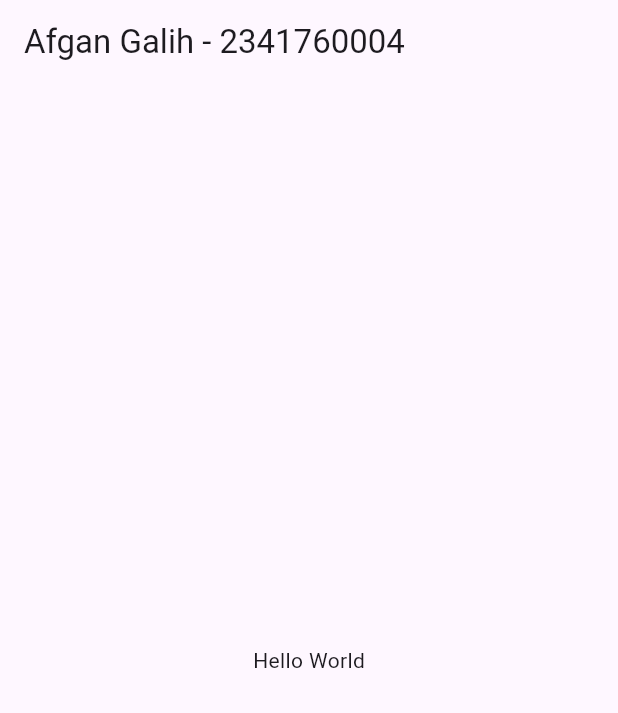
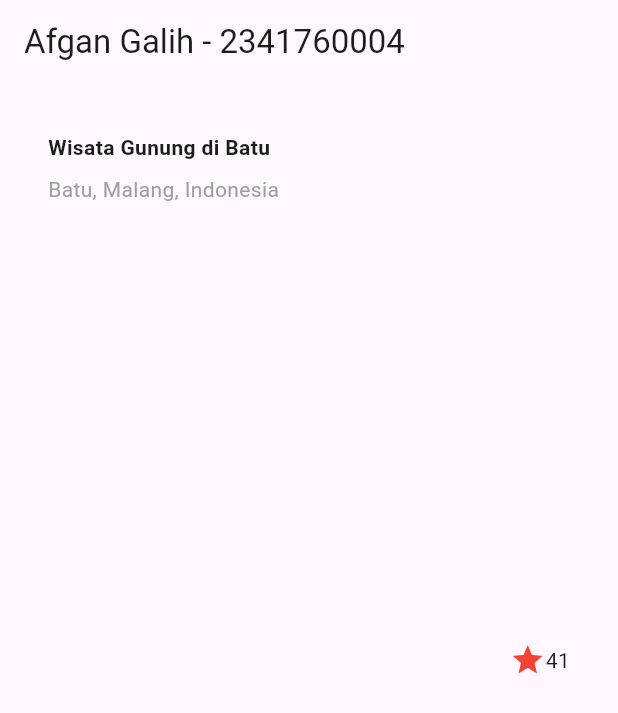
Before and after one commit to afgangalih/layout_flutter, a Flutter app: the screen it shows after launch, on a phone screen of 412 x 824 dp. Shown: the top 713 px of the screen. Run offline on Flutter 3.47's test engine with Material 3 defaults, Android fonts, the phone set to English and light mode, and no system bars.

Commit message:
praktikum 1: langkah 4

```diff
--- a/lib/main.dart
+++ b/lib/main.dart
@@ -7,14 +7,52 @@ class MyApp extends StatelessWidget {
 
   @override
   Widget build(BuildContext context) {
+    Widget titleSection = Container(
+      padding: const EdgeInsets.all(32.0), // Reasonable padding for the container
+      child: Row(
+        children: [
+          Expanded(
+            /* soal 1 */
+            child: Column(
+              crossAxisAlignment: CrossAxisAlignment.start, // Aligns text to the left
+              children: [
+                /* soal 2 */
+                Container(
+                  padding: const EdgeInsets.only(bottom: 8.0), // Small padding below title
+                  child: const Text(
+                    'Wisata Gunung di Batu',
+                    style: TextStyle(
+                      fontWeight: FontWeight.bold,
+                    ),
+                  ),
+                ),
+                Text(
+                  'Batu, Malang, Indonesia',
+                  style: TextStyle(
+                    color: Colors.grey[500], // Subtle grey color for subtitle
+                  ),
+                ),
+              ],
+            ),
+          ),
+          /* soal 3 */
+          Icon(
+            Icons.star, // Common icon for ratings or favorites
+            color: Colors.red[500], // Red color for the star icon
+          ),
+          const Text('41'), // Example number, could represent rating count
+        ],
+      ),
+    );
+
     return MaterialApp(
       title: 'Flutter layout: ',
       home: Scaffold(
         appBar: AppBar(
           title: const Text('Afgan Galih - 2341760004'),
         ),
-        body: const Center(
-          child: Text('Hello World'),
+        body: Center(
+          child: titleSection, // Use the titleSection widget here
         ),
       ),
     );
```
